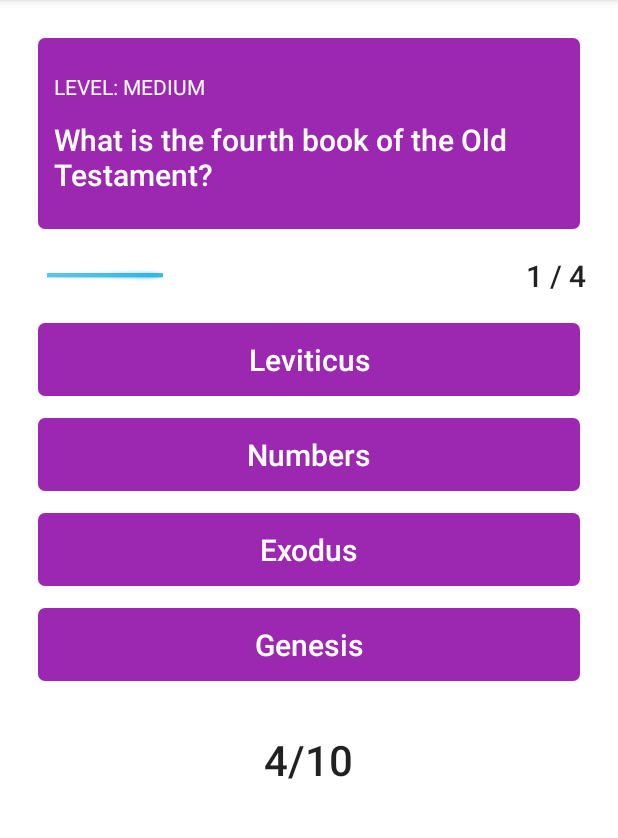
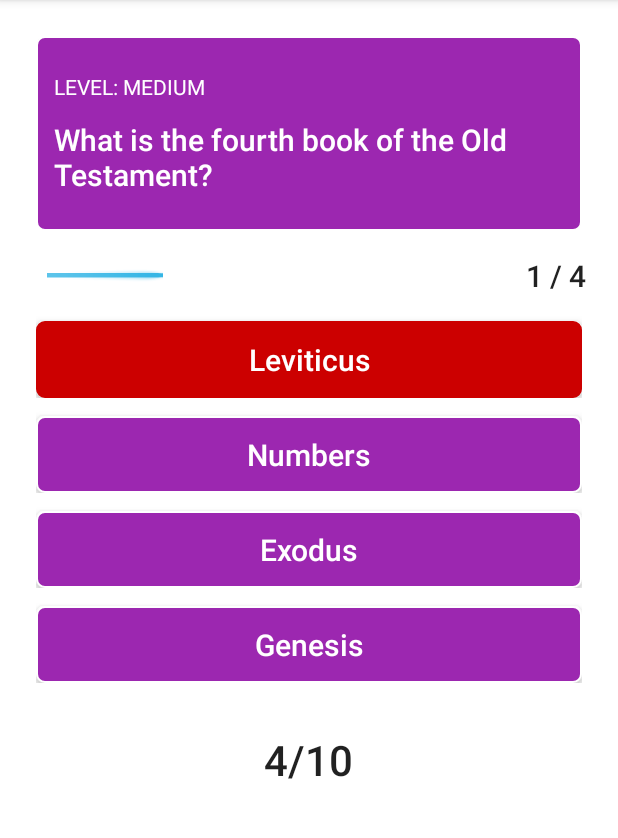
Before and after one commit to girish54321/MyQuizApp, an Android app: the QuizScreen screen opened directly, with no data from a screen before it, after a tap on "Leviticus", on a phone screen of 412 x 824 dp, the part 84-922 px from its top. Run offline under Robolectric (Android 15) with nearby library versions, the phone set to English and light mode, and no system bars.

Commit message:
resusabe code added

```diff
--- a/app/src/main/java/com/example/myquizapp/QuizScreen.kt
+++ b/app/src/main/java/com/example/myquizapp/QuizScreen.kt
@@ -123,6 +123,9 @@ class QuizScreen : AppCompatActivity(), View.OnClickListener , OptionsAdapter.On
     private fun showNextQuestion(){
         if (isCompeted()){
             Toast.makeText(this,"All Done Here!",Toast.LENGTH_LONG).show()
+            Handler().postDelayed({
+                finish()
+            }, 2000)
             return
         }
         currentIndex += 1
@@ -174,11 +177,23 @@ class QuizScreen : AppCompatActivity(), View.OnClickListener , OptionsAdapter.On
 //        }
     }
 
+    private fun onSelectItem(position: Int){
+        questionData[currentIndex].answersList[position].isSelected = true
+        var rightAnswer = questionData[currentIndex].correct_answer
+        var selectedAnswer = questionData[currentIndex].answersList[position]
+        questionData[currentIndex].answersList[position].isSelected = true
+        if (rightAnswer == selectedAnswer.title){
+            questionData[currentIndex].answersList[position].isCorrectAnswers = true
+            Toast.makeText(this, "Right Answer Bro / Sis", Toast.LENGTH_SHORT).show()
+        }else {
+            questionData[currentIndex].answersList[position].isCorrectAnswers = false
+            Toast.makeText(this, "Dam! you missed", Toast.LENGTH_SHORT).show()
+        }
+        optionsAdapter?.notifyDataSetChanged()
+        showNextQuestion()
+    }
+
     override fun onItemClick(position: Int) {
-        println(position)
-        currentIndex += 1
-        Handler().postDelayed({
-            setViewWithQuestions()
-        }, 2000)
+        onSelectItem(position)
     }
 }
--- a/app/src/main/java/com/example/myquizapp/adapter/OptionsAdapter.kt
+++ b/app/src/main/java/com/example/myquizapp/adapter/OptionsAdapter.kt
@@ -1,9 +1,12 @@
 package com.example.myquizapp.adapter
 
+import android.graphics.Color
 import android.view.LayoutInflater
 import android.view.View
 import android.view.ViewGroup
+import androidx.core.content.ContextCompat
 import androidx.recyclerview.widget.RecyclerView
+import com.example.myquizapp.R
 import com.example.myquizapp.const.Answers
 import com.example.myquizapp.databinding.QuizItemsBinding
 
@@ -44,7 +47,19 @@ class OptionsAdapter(val items: MutableList<Answers>, private val listener: OnIt
 
     override fun onBindViewHolder(holder: ViewHolder, position: Int) {
         var modalItem: Answers =  items[position]
-        holder.text.text = modalItem.title
+        holder.text.root.text = modalItem.title
+
+        if (modalItem.isCorrectAnswers == true){
+//            holder.text.setTextColor(Color.GREEN)
+            holder.text.root.setBackgroundResource(R.drawable.right_answer_view)
+        }else if (!modalItem.isCorrectAnswers && modalItem.isSelected){
+//            holder.text.setTextColor(Color.RED)
+            holder.text.root.setBackgroundResource(R.drawable.worng_answer_view)
+
+        }
+//        else {
+//            holder.text.setTextColor(Color.RED)
+//        }
     }
 
     override fun getItemCount(): Int {
--- a/app/src/main/java/com/example/myquizapp/const/QuestionType.kt
+++ b/app/src/main/java/com/example/myquizapp/const/QuestionType.kt
@@ -24,6 +24,6 @@ data class QuestionList(
 
 data class Answers (
     val title: String,
-    val isSelected: Boolean = false,
-    val isCorrectAnswers: Boolean = false
+    var isSelected: Boolean = false,
+    var isCorrectAnswers: Boolean = false
 )
--- /dev/null
+++ b/app/src/main/res/layout/option_text_style.xml
@@ -0,0 +1,14 @@
+<?xml version="1.0" encoding="utf-8"?>
+<TextView
+    xmlns:android="http://schemas.android.com/apk/res/android"
+    style="@style/TextAppearance.AppCompat.Title"
+    android:layout_width="match_parent"
+    android:layout_height="wrap_content"
+    android:layout_marginTop="12dp"
+    android:background="@drawable/border_radis"
+    android:padding="12dp"
+    android:text="Battle of Adrianople"
+    android:foreground="?android:attr/selectableItemBackground"
+    android:textAlignment="center"
+    android:elevation="4dp"
+    android:textColor="@color/white" />
--- a/app/src/main/res/layout/quiz_items.xml
+++ b/app/src/main/res/layout/quiz_items.xml
@@ -4,16 +4,23 @@
     android:layout_width="match_parent"
     android:orientation="vertical"
     android:layout_height="wrap_content">
-    <TextView
+<!--    <TextView-->
+<!--        android:id="@+id/questionOptionItem"-->
+<!--        style="@style/TextAppearance.AppCompat.Title"-->
+<!--        android:layout_width="match_parent"-->
+<!--        android:layout_height="wrap_content"-->
+<!--        android:layout_marginTop="12dp"-->
+<!--        android:background="@drawable/border_radis"-->
+<!--        android:padding="12dp"-->
+<!--        android:text="Battle of Adrianople"-->
+<!--        android:foreground="?android:attr/selectableItemBackground"-->
+<!--        android:textAlignment="center"-->
+<!--        android:elevation="4dp"-->
+<!--        android:textColor="@color/white" />-->
+
+    <include
         android:id="@+id/questionOptionItem"
-        style="@style/TextAppearance.AppCompat.Title"
-        android:layout_width="match_parent"
-        android:layout_height="wrap_content"
-        android:layout_marginTop="12dp"
-        android:background="@drawable/border_radis"
-        android:padding="12dp"
-        android:text="Battle of Adrianople"
-        android:textAlignment="center"
-        android:textColor="@color/white" />
+        layout="@layout/option_text_style"/>
+
 
 </androidx.appcompat.widget.LinearLayoutCompat>
```
